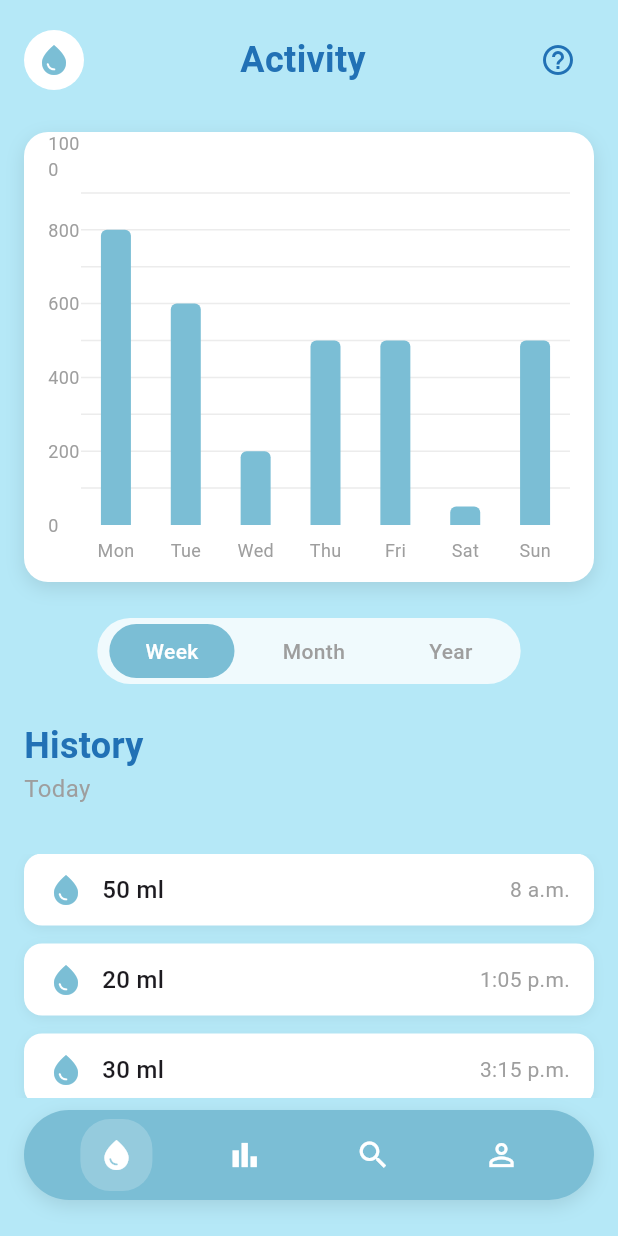
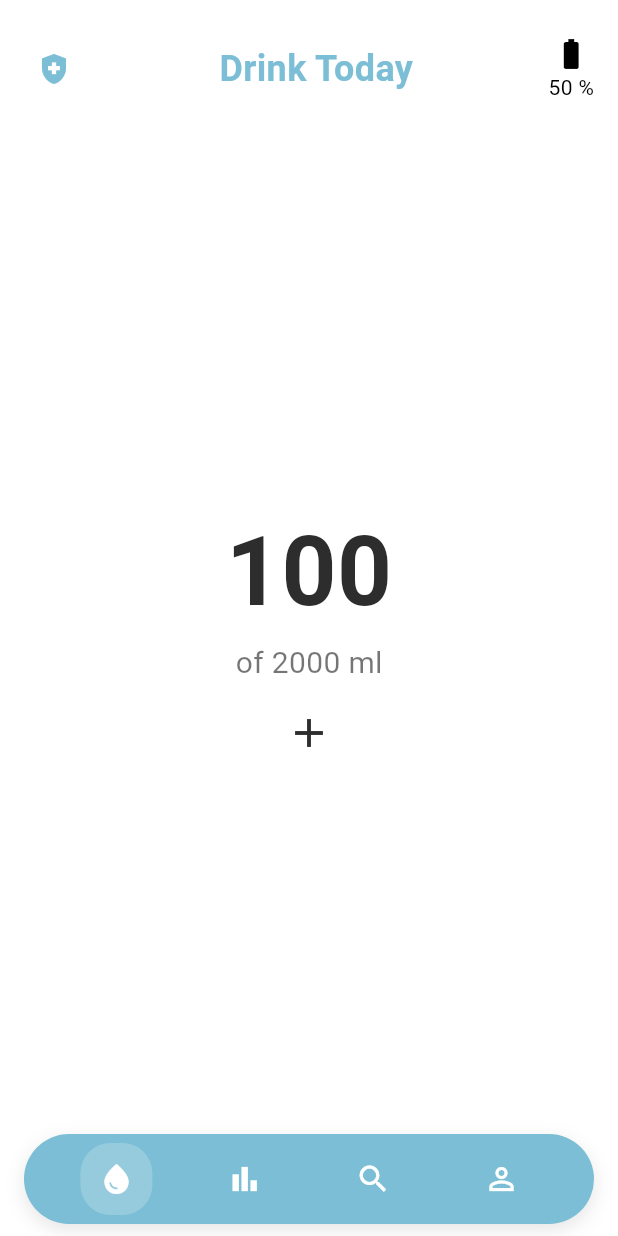
Before and after one commit to habdil/HyRe-Bottle, a Flutter app: the screen it shows after launch, on a phone screen of 412 x 824 dp. Run offline on Flutter 3.47's test engine with Material 3 defaults, Android fonts, the phone set to English and light mode, and no system bars; drawn by our look-alikes of fl_chart; our stand-ins replace google_fonts; Roboto replaces fonts that are missing (Poppins).

Commit message:
update fitur drink_today

```diff
--- /dev/null
+++ b/lib/features/activity/widgets/hydration_tracker.dart
@@ -0,0 +1,29 @@
+import 'package:flutter/material.dart';
+
+class HydrationTracker extends StatelessWidget {
+  @override
+  Widget build(BuildContext context) {
+    return Column(
+      mainAxisAlignment: MainAxisAlignment.center,
+      children: [
+        Text(
+          '100',
+          style: TextStyle(
+            fontSize: 64,
+            fontWeight: FontWeight.bold,
+            color: Colors.black87,
+          ),
+        ),
+        Text(
+          'of 2000 ml',
+          style: TextStyle(
+            fontSize: 20,
+            color: Colors.black54,
+          ),
+        ),
+        SizedBox(height: 10),
+        Icon(Icons.add, size: 30, color: Colors.black54),
+      ],
+    );
+  }
+}
--- /dev/null
+++ b/lib/features/drink_today/screens/home_screen.dart
@@ -0,0 +1,69 @@
+// lib/screens/home_screen.dart
+import 'package:flutter/material.dart';
+import 'package:smart_botol/core/theme.dart';
+import 'package:smart_botol/shared/widgets/custom_bottom_nav.dart';
+// import '../shared/widgets/custom_bottom_nav.dart';
+// import '../utils/theme.dart';
+
+class HomeScreen extends StatelessWidget {
+  const HomeScreen({super.key});
+
+  @override
+  Widget build(BuildContext context) {
+    return Scaffold(
+      backgroundColor: AppTheme.backgroundColor,
+      body: SafeArea(
+        child: Column(
+          mainAxisAlignment: MainAxisAlignment.spaceBetween,
+          children: [
+            Padding(
+              padding: const EdgeInsets.symmetric(horizontal: 16.0, vertical: 24.0),
+              child: Row(
+                mainAxisAlignment: MainAxisAlignment.spaceBetween,
+                children: [
+                  CircleAvatar(
+                    backgroundColor: Colors.white,
+                    child: Icon(Icons.health_and_safety, color: AppTheme.primaryColor),
+                  ),
+                  Text(
+                    'Drink Today',
+                    style: TextStyle(
+                      fontSize: 24,
+                      fontWeight: FontWeight.bold,
+                      color: AppTheme.primaryColor,
+                    ),
+                  ),
+                  Column(
+                    children: [
+                      Icon(Icons.battery_std, color: Colors.black),
+                      Text('50 %', style: TextStyle(color: Colors.black)),
+                    ],
+                  ),
+                ],
+              ),
+            ),
+            Column(
+              children: [
+                Text(
+                  '100',
+                  style: TextStyle(
+                    fontSize: 64,
+                    fontWeight: FontWeight.bold,
+                    color: AppTheme.textPrimary,
+                  ),
+                ),
+                Text(
+                  'of 2000 ml',
+                  style: TextStyle(fontSize: 20, color: Colors.black54),
+                ),
+                const SizedBox(height: 16),
+                Icon(Icons.add, size: 32, color: AppTheme.textPrimary),
+              ],
+            ),
+            const CustomBottomNav(),
+          ],
+        ),
+      ),
+    );
+  }
+}
--- a/lib/main.dart
+++ b/lib/main.dart
@@ -1,9 +1,146 @@
+// // lib/main.dart
+// import 'package:flutter/material.dart';
+// import 'package:flutter/services.dart';
+// import 'package:smart_botol/features/activity/widgets/activity_chart.dart';
+// import 'package:smart_botol/features/activity/widgets/history_card.dart';
+// import 'package:smart_botol/features/activity/widgets/time_period_selector.dart';
+// import 'package:smart_botol/shared/widgets/custom_bottom_nav.dart';
+
+// void main() {
+//   WidgetsFlutterBinding.ensureInitialized();
+//   SystemChrome.setSystemUIOverlayStyle(
+//     const SystemUiOverlayStyle(
+//       statusBarColor: Colors.transparent,
+//       statusBarIconBrightness: Brightness.dark,
+//     ),
+//   );
+//   runApp(const MyApp());
+// }
+
+// class MyApp extends StatelessWidget {
+//   const MyApp({super.key});
+
+//   @override
+//   Widget build(BuildContext context) {
+//     return MaterialApp(
+//       title: 'Water Tracker',
+//       debugShowCheckedModeBanner: false,
+//       theme: ThemeData(
+//         primaryColor: const Color(0xFF7BBED5),
+//         scaffoldBackgroundColor: const Color(0xFFB5E8F7),
+//         fontFamily: 'Poppins',
+//       ),
+//       home: const ActivityScreen(),
+//     );
+//   }
+// }
+
+
+// class ActivityScreen extends StatelessWidget {
+//   const ActivityScreen({super.key});
+
+//   @override
+//   Widget build(BuildContext context) {
+//     return Scaffold(
+//       body: SafeArea(
+//         child: Column(
+//           children: [
+//             Padding(
+//               padding: const EdgeInsets.all(16.0),
+//               child: Column(
+//                 crossAxisAlignment: CrossAxisAlignment.start,
+//                 children: [
+//                   // Header
+//                   Row(
+//                     mainAxisAlignment: MainAxisAlignment.spaceBetween,
+//                     children: [
+//                       Container(
+//                         padding: const EdgeInsets.all(8),
+//                         decoration: const BoxDecoration(
+//                           color: Colors.white,
+//                           shape: BoxShape.circle,
+//                         ),
+//                         child: const Icon(
+//                           Icons.water_drop,
+//                           color: Color(0xFF7BBED5),
+//                         ),
+//                       ),
+//                       const Text(
+//                         'Activity',
+//                         style: TextStyle(
+//                           fontSize: 24,
+//                           fontWeight: FontWeight.bold,
+//                           color: Color(0xFF2171B5),
+//                         ),
+//                       ),
+//                       IconButton(
+//                         icon: const Icon(
+//                           Icons.help_outline,
+//                           color: Color(0xFF2171B5),
+//                         ),
+//                         onPressed: () {},
+//                       ),
+//                     ],
+//                   ),
+//                   const SizedBox(height: 24),
+
+//                   // Chart
+//                   const ActivityChart(),
+//                   const SizedBox(height: 24),
+
+//                   // Time Period Selector
+//                   const Center(child: TimePeriodSelector()),
+//                   const SizedBox(height: 24),
+
+//                   // History Section
+//                   const Text(
+//                     'History',
+//                     style: TextStyle(
+//                       fontSize: 24,
+//                       fontWeight: FontWeight.bold,
+//                       color: Color(0xFF2171B5),
+//                     ),
+//                   ),
+//                   const Text(
+//                     'Today',
+//                     style: TextStyle(
+//                       fontSize: 16,
+//                       color: Colors.grey,
+//                     ),
+//                   ),
+//                   const SizedBox(height: 16),
+//                 ],
+//               ),
+//             ),
+
+//             // History List
+//             Expanded(
+//               child: ListView(
+//                 padding: const EdgeInsets.symmetric(horizontal: 16),
+//                 children: const [
+//                   HistoryCard(amount: '50 ml', time: '8 a.m.'),
+//                   HistoryCard(amount: '20 ml', time: '1:05 p.m.'),
+//                   HistoryCard(amount: '30 ml', time: '3:15 p.m.'),
+//                 ],
+//               ),
+//             ),
+//           ],
+//         ),
+//       ),
+//       bottomNavigationBar: const Padding(
+//         padding: EdgeInsets.only(bottom: 16),
+//         child: CustomBottomNav(),
+//       ),
+//     );
+//   }
+// }
 // lib/main.dart
 import 'package:flutter/material.dart';
 import 'package:flutter/services.dart';
 import 'package:smart_botol/features/activity/widgets/activity_chart.dart';
 import 'package:smart_botol/features/activity/widgets/history_card.dart';
 import 'package:smart_botol/features/activity/widgets/time_period_selector.dart';
+import 'package:smart_botol/features/drink_today/screens/home_screen.dart';
 import 'package:smart_botol/shared/widgets/custom_bottom_nav.dart';
 
 void main() {
@@ -30,107 +167,7 @@ class MyApp extends StatelessWidget {
         scaffoldBackgroundColor: const Color(0xFFB5E8F7),
         fontFamily: 'Poppins',
       ),
-      home: const ActivityScreen(),
+      home: const HomeScreen(), // Ubah ini menjadi HomeScreen
     );
   }
 }
-
-
-class ActivityScreen extends StatelessWidget {
-  const ActivityScreen({super.key});
-
-  @override
-  Widget build(BuildContext context) {
-    return Scaffold(
-      body: SafeArea(
-        child: Column(
-          children: [
-            Padding(
-              padding: const EdgeInsets.all(16.0),
-              child: Column(
-                crossAxisAlignment: CrossAxisAlignment.start,
-                children: [
-                  // Header
-                  Row(
-                    mainAxisAlignment: MainAxisAlignment.spaceBetween,
-                    children: [
-                      Container(
-                        padding: const EdgeInsets.all(8),
-                        decoration: const BoxDecoration(
-                          color: Colors.white,
-                          shape: BoxShape.circle,
-                        ),
-                        child: const Icon(
-                          Icons.water_drop,
-                          color: Color(0xFF7BBED5),
-                        ),
-                      ),
-                      const Text(
-                        'Activity',
-                        style: TextStyle(
-                          fontSize: 24,
-                          fontWeight: FontWeight.bold,
-                          color: Color(0xFF2171B5),
-                        ),
-                      ),
-                      IconButton(
-                        icon: const Icon(
-                          Icons.help_outline,
-                          color: Color(0xFF2171B5),
-                        ),
-                        onPressed: () {},
-                      ),
-                    ],
-                  ),
-                  const SizedBox(height: 24),
-
-                  // Chart
-                  const ActivityChart(),
-                  const SizedBox(height: 24),
-
-                  // Time Period Selector
-                  const Center(child: TimePeriodSelector()),
-                  const SizedBox(height: 24),
-
-                  // History Section
-                  const Text(
-                    'History',
-                    style: TextStyle(
-                      fontSize: 24,
-                      fontWeight: FontWeight.bold,
-                      color: Color(0xFF2171B5),
-                    ),
-                  ),
-                  const Text(
-                    'Today',
-                    style: TextStyle(
-                      fontSize: 16,
-                      color: Colors.grey,
-                    ),
-                  ),
-                  const SizedBox(height: 16),
-                ],
-              ),
-            ),
-
-            // History List
-            Expanded(
-              child: ListView(
-                padding: const EdgeInsets.symmetric(horizontal: 16),
-                children: const [
-                  HistoryCard(amount: '50 ml', time: '8 a.m.'),
-                  HistoryCard(amount: '20 ml', time: '1:05 p.m.'),
-                  HistoryCard(amount: '30 ml', time: '3:15 p.m.'),
-                ],
-              ),
-            ),
-          ],
-        ),
-      ),
-      bottomNavigationBar: const Padding(
-        padding: EdgeInsets.only(bottom: 16),
-        child: CustomBottomNav(),
-      ),
-    );
-  }
-}
```
Also changed, not shown: lib/features/drink_today/widgets/hydration_tracker.dart (added).
